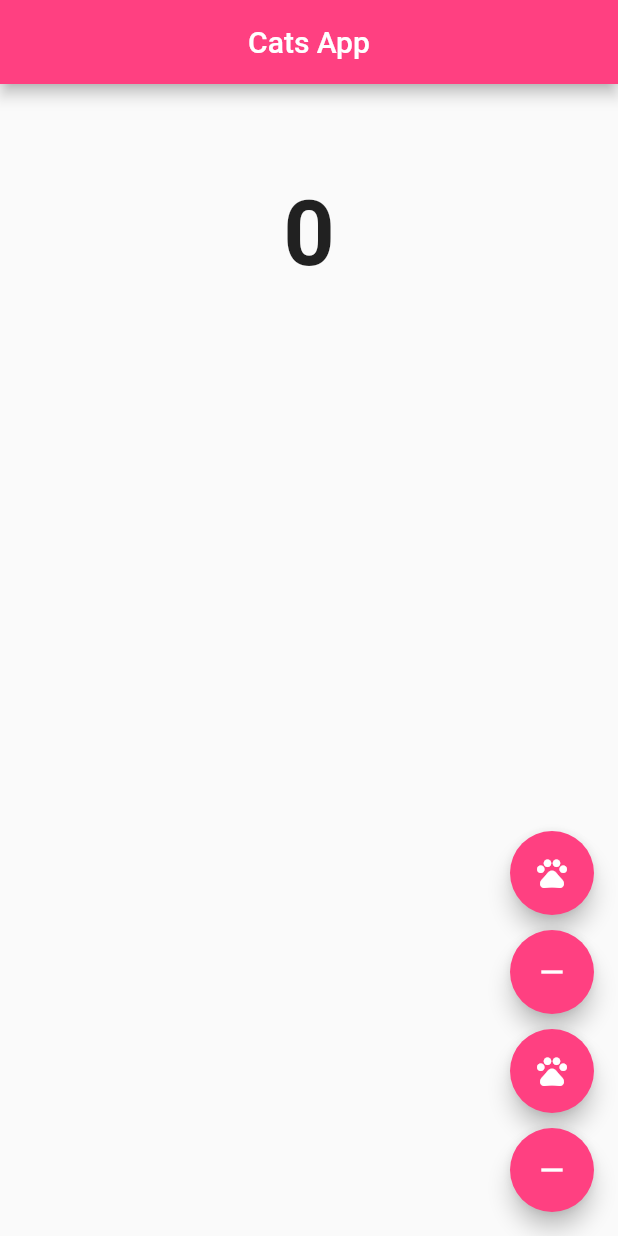
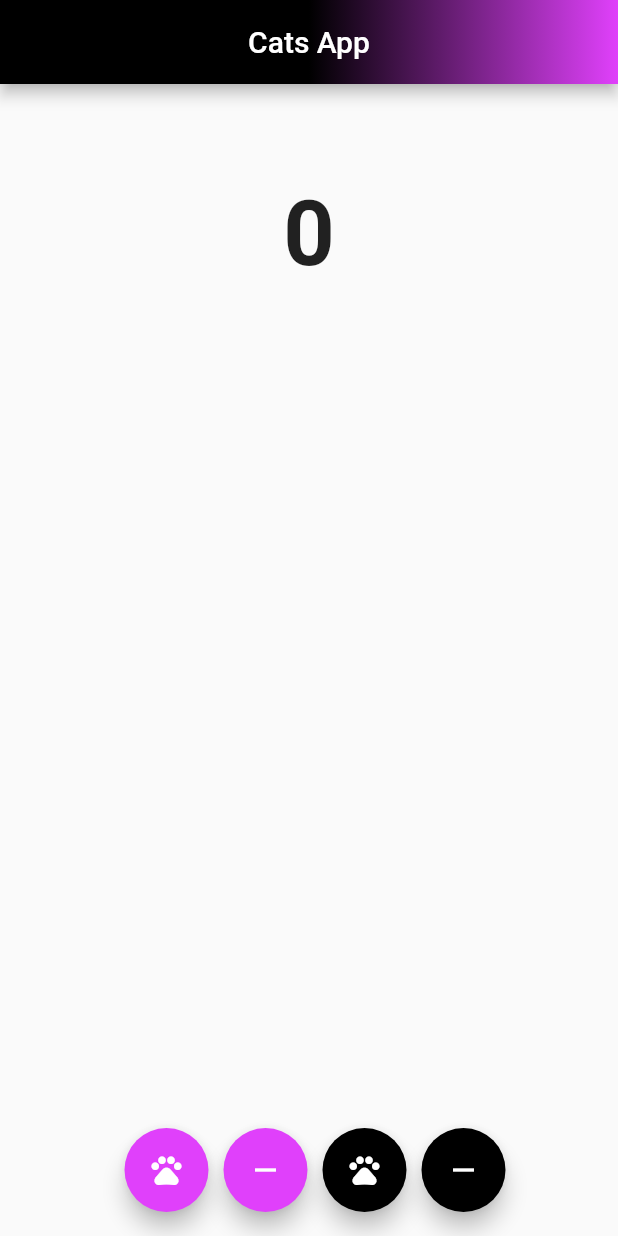
Before and after one commit to NurhayatYurtaslan/Cute_Cats_App, a Flutter app: the screen it shows after launch, on a phone screen of 412 x 824 dp. Run offline on Flutter 3.47's test engine with Material 2 defaults, Android fonts, the light colour scheme and no system bars; our stand-ins replace bloc, equatable, flutter_bloc; missing offline and left inert: dart:ffi.

Commit message:
update 🆕: design

```diff
--- a/cute_cats_app/lib/main.dart
+++ b/cute_cats_app/lib/main.dart
@@ -43,14 +43,23 @@
 class _HomeScreenState extends State<HomeScreen> {
   final Random random = Random();
 
-
   @override
   Widget build(BuildContext context) {
     return Scaffold(
       appBar: AppBar(
         title: const Text('Cats App'),
         centerTitle: true,
-        backgroundColor: Colors.pinkAccent,
+        flexibleSpace: Container(
+          decoration: const BoxDecoration(
+            gradient: LinearGradient(
+              begin: Alignment.bottomCenter,
+              end: Alignment.bottomRight,
+              colors: <Color>[
+              Colors.black,
+              Colors.purpleAccent
+            ])
+          ),
+        ),
       ),
       body: Center(
         child: BlocBuilder<CatBloc, CatState>(
@@ -102,35 +111,38 @@
           },
         ),
       ),
-      floatingActionButton: Column(
-        mainAxisAlignment: MainAxisAlignment.end,
+      floatingActionButton: Row(
+        mainAxisAlignment: MainAxisAlignment.center,
         children: [
+          const SizedBox(
+            width: 40,
+          ),
           FloatingActionButton(
-            backgroundColor: Colors.pinkAccent,
+            backgroundColor: Colors.purpleAccent,
             onPressed: () => context.read<CatBloc>().add(AddCat(Cat.cat[0])),
             child: const Icon(Icons.pets),
           ),
           const SizedBox(
-            height: 10,
+            width: 10,
           ),
           FloatingActionButton(
-            backgroundColor: Colors.pinkAccent,
+            backgroundColor: Colors.purpleAccent,
             onPressed: () => context.read<CatBloc>().add(RemoveCat(Cat.cat[0])),
             child: const Icon(Icons.remove),
           ),
           const SizedBox(
-            height: 10,
+            width: 10,
           ),
           FloatingActionButton(
-            backgroundColor: Colors.pinkAccent,
+            backgroundColor: Colors.black,
             onPressed: () => context.read<CatBloc>().add(AddCat(Cat.cat[1])),
             child: const Icon(Icons.pets),
           ),
           const SizedBox(
-            height: 10,
+            width: 10,
           ),
           FloatingActionButton(
-            backgroundColor: Colors.pinkAccent,
+            backgroundColor: Colors.black,
             onPressed: () => context.read<CatBloc>().add(RemoveCat(Cat.cat[1])),
             child: const Icon(Icons.remove),
           ),
```
